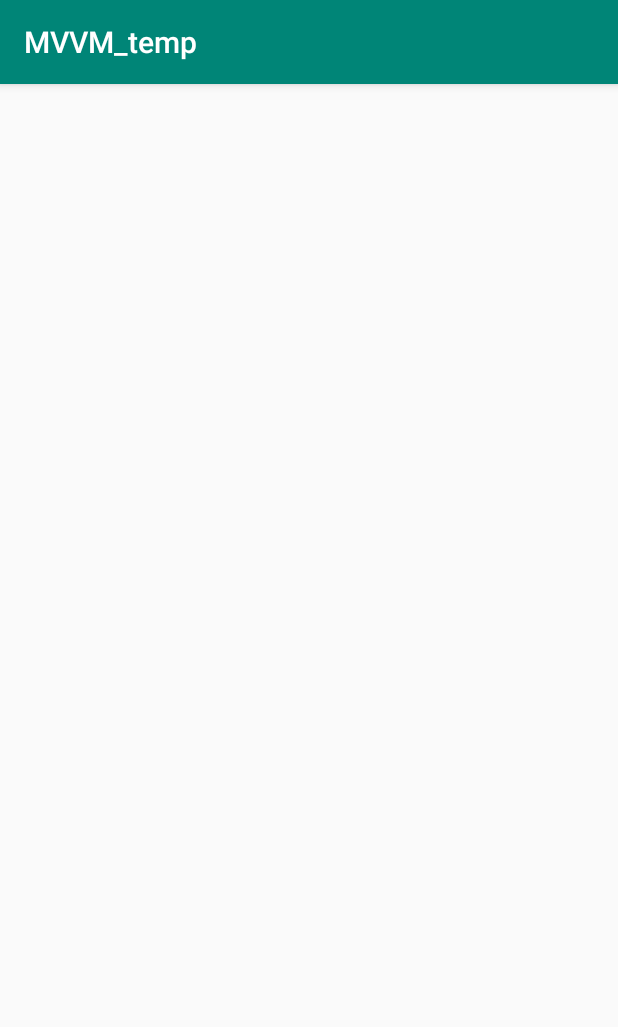
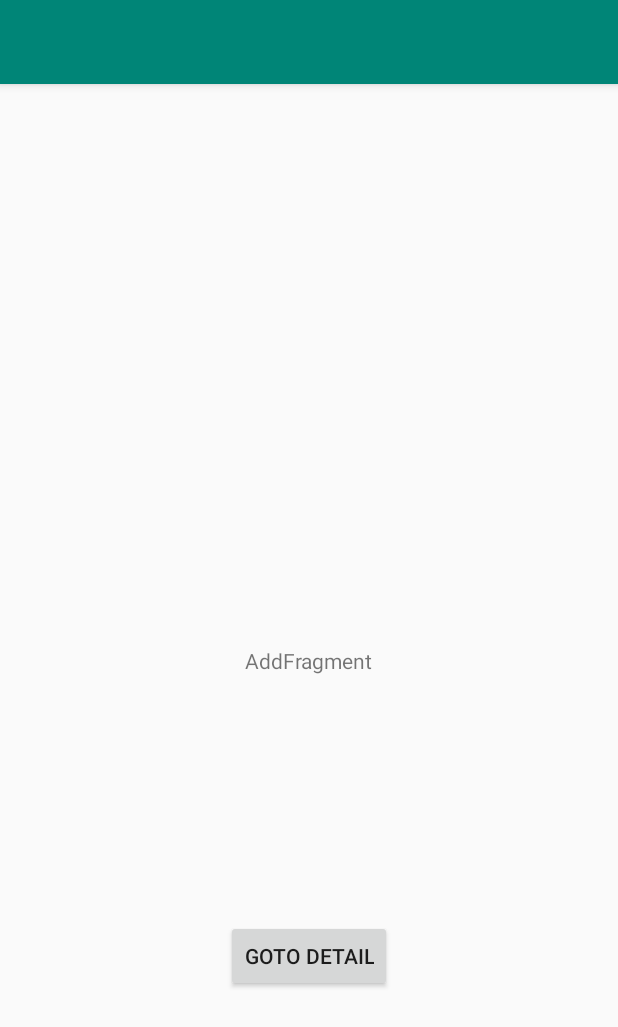
Before and after one commit to pikohan-suzuki/MVVM_temp, an Android app: the screen it shows after launch (MainActivity), on a phone screen of 412 x 824 dp. Shown: the top 1027 px of the screen. Run offline under Robolectric (Android 15) with nearby library versions, the phone set to English and light mode, and no system bars; our stand-ins replace navigation-ui.

Commit message:
add navigation

```diff
--- a/app/src/main/AndroidManifest.xml
+++ b/app/src/main/AndroidManifest.xml
@@ -9,7 +9,9 @@
         android:roundIcon="@mipmap/ic_launcher_round"
         android:supportsRtl="true"
         android:theme="@style/AppTheme" >
-        <activity android:name=".MainActivity" >
+        <activity android:name=".MainActivity"
+
+            android:theme="@style/AppTheme.NoActionBar">
             <intent-filter>
                 <action android:name="android.intent.action.MAIN" />
 
--- a/app/src/main/java/com/amebaownd/pikohan_nwiatori/mvvm_temp/MainActivity.kt
+++ b/app/src/main/java/com/amebaownd/pikohan_nwiatori/mvvm_temp/MainActivity.kt
@@ -2,21 +2,14 @@ package com.amebaownd.pikohan_nwiatori.mvvm_temp
 
 import androidx.appcompat.app.AppCompatActivity
 import android.os.Bundle
-import android.util.Log
-import androidx.lifecycle.Observer
-import androidx.lifecycle.ViewModelProvider
-import androidx.lifecycle.ViewModelProviders
+import androidx.navigation.ui.AppBarConfiguration
 
 class MainActivity : AppCompatActivity() {
+
+    private lateinit var appBarConfiguration: AppBarConfiguration
 
     override fun onCreate(savedInstanceState: Bundle?) {
         super.onCreate(savedInstanceState)
         setContentView(R.layout.activity_main)
-
-        val viewModel = ViewModelProviders.of(this).get(MainViewModel::class.java)
-        viewModel.text.observe(this, Observer {
-            Log.d("aaaa",it)
-        })
-
     }
 }
--- a/app/src/main/java/com/amebaownd/pikohan_nwiatori/mvvm_temp/add/AddFragment.kt
+++ b/app/src/main/java/com/amebaownd/pikohan_nwiatori/mvvm_temp/add/AddFragment.kt
@@ -5,7 +5,10 @@ import android.view.LayoutInflater
 import android.view.View
 import android.view.ViewGroup
 import androidx.fragment.app.Fragment
+import androidx.navigation.fragment.findNavController
 import com.amebaownd.pikohan_nwiatori.mvvm_temp.R
+import kotlinx.android.synthetic.main.fragment_add.*
+import kotlinx.android.synthetic.main.fragment_list.*
 
 class AddFragment :Fragment(){
 
@@ -13,4 +16,14 @@ class AddFragment :Fragment(){
     ): View? {
         return inflater.inflate(R.layout.fragment_add,container,false)
     }
+
+    override fun onViewCreated(view: View, savedInstanceState: Bundle?) {
+        super.onViewCreated(view, savedInstanceState)
+
+        goto_detail.setOnClickListener {
+            val action = AddFragmentDirections
+                .actionAddFragmentToDetailFragment()
+            findNavController().navigate(action)
+        }
+    }
 }
--- a/app/src/main/res/layout/activity_main.xml
+++ b/app/src/main/res/layout/activity_main.xml
@@ -1,12 +1,32 @@
 <?xml version="1.0" encoding="utf-8"?>
 
 
-<androidx.constraintlayout.widget.ConstraintLayout xmlns:android="http://schemas.android.com/apk/res/android"
+<LinearLayout xmlns:android="http://schemas.android.com/apk/res/android"
     xmlns:app="http://schemas.android.com/apk/res-auto"
     xmlns:tools="http://schemas.android.com/tools"
     android:layout_width="match_parent"
     android:layout_height="match_parent"
+    android:orientation="vertical"
     tools:context=".MainActivity">
+    <com.google.android.material.appbar.AppBarLayout
+        android:layout_width="match_parent"
+        android:layout_height="wrap_content"
+        android:theme="@style/AppTheme.AppBarOverlay">
 
+        <androidx.appcompat.widget.Toolbar
+            android:id="@+id/toolbar"
+            android:layout_width="match_parent"
+            android:layout_height="?attr/actionBarSize"
+            android:background="?attr/colorPrimary"
+            app:popupTheme="@style/AppTheme.PopupOverlay" />
 
-</androidx.constraintlayout.widget.ConstraintLayout>
+    </com.google.android.material.appbar.AppBarLayout>
+
+    <fragment
+        android:id="@+id/nav_host_fragment"
+        android:name="androidx.navigation.fragment.NavHostFragment"
+        android:layout_width="match_parent"
+        android:layout_height="match_parent"
+        app:defaultNavHost="true"
+        app:navGraph="@navigation/nav_graph" />
+</LinearLayout>
--- a/app/src/main/res/layout/fragment_add.xml
+++ b/app/src/main/res/layout/fragment_add.xml
@@ -15,4 +15,14 @@
         app:layout_constraintEnd_toEndOf="parent"
         app:layout_constraintStart_toStartOf="parent"
         app:layout_constraintTop_toTopOf="parent" />
+
+    <Button
+        android:id="@+id/goto_detail"
+        android:layout_width="wrap_content"
+        android:layout_height="wrap_content"
+        android:text="goto detail"
+        app:layout_constraintBottom_toBottomOf="parent"
+        app:layout_constraintEnd_toEndOf="@+id/textView"
+        app:layout_constraintStart_toStartOf="@+id/textView"
+        app:layout_constraintTop_toBottomOf="@+id/textView" />
 </androidx.constraintlayout.widget.ConstraintLayout>
--- /dev/null
+++ b/app/src/main/res/navigation/nav_graph.xml
@@ -0,0 +1,29 @@
+<?xml version="1.0" encoding="utf-8"?>
+<navigation xmlns:android="http://schemas.android.com/apk/res/android"
+    xmlns:app="http://schemas.android.com/apk/res-auto" android:id="@+id/nav_graph"
+    app:startDestination="@id/addFragment">
+    <fragment
+        android:id="@+id/addFragment"
+        android:name="com.amebaownd.pikohan_nwiatori.mvvm_temp.add.AddFragment"
+        android:label="AddFragment" >
+        <action
+            android:id="@+id/action_addFragment_to_detailFragment"
+            app:destination="@id/detailFragment" />
+    </fragment>
+    <fragment
+        android:id="@+id/listFragment"
+        android:name="com.amebaownd.pikohan_nwiatori.mvvm_temp.list.ListFragment"
+        android:label="ListFragment" >
+        <action
+            android:id="@+id/action_listFragment_to_addFragment"
+            app:destination="@id/addFragment" />
+    </fragment>
+    <fragment
+        android:id="@+id/detailFragment"
+        android:name="com.amebaownd.pikohan_nwiatori.mvvm_temp.detail.DetailFragment"
+        android:label="DetailFragment" >
+        <action
+            android:id="@+id/action_detailFragment_to_listFragment"
+            app:destination="@id/listFragment" />
+    </fragment>
+</navigation>
--- a/app/src/main/res/values/styles.xml
+++ b/app/src/main/res/values/styles.xml
@@ -7,5 +7,11 @@
         <item name="colorPrimaryDark">@color/colorPrimaryDark</item>
         <item name="colorAccent">@color/colorAccent</item>
     </style>
+    <style name="AppTheme.NoActionBar">
+        <item name="windowActionBar">false</item>
+        <item name="windowNoTitle">true</item>
+    </style>
 
+    <style name="AppTheme.AppBarOverlay" parent="ThemeOverlay.AppCompat.Dark.ActionBar" />
+    <style name="AppTheme.PopupOverlay" parent="ThemeOverlay.AppCompat.Light" />
 </resources>
```
Also changed, not shown: app/src/main/java/com/amebaownd/pikohan_nwiatori/mvvm_temp/detail/DetailFragment.kt (+14 -0 lines), app/src/main/java/com/amebaownd/pikohan_nwiatori/mvvm_temp/list/ListFragment.kt (+13 -0 lines), app/src/main/res/layout/fragment_detail.xml (+9 -0 lines), app/src/main/res/layout/fragment_list.xml (+10 -0 lines).
